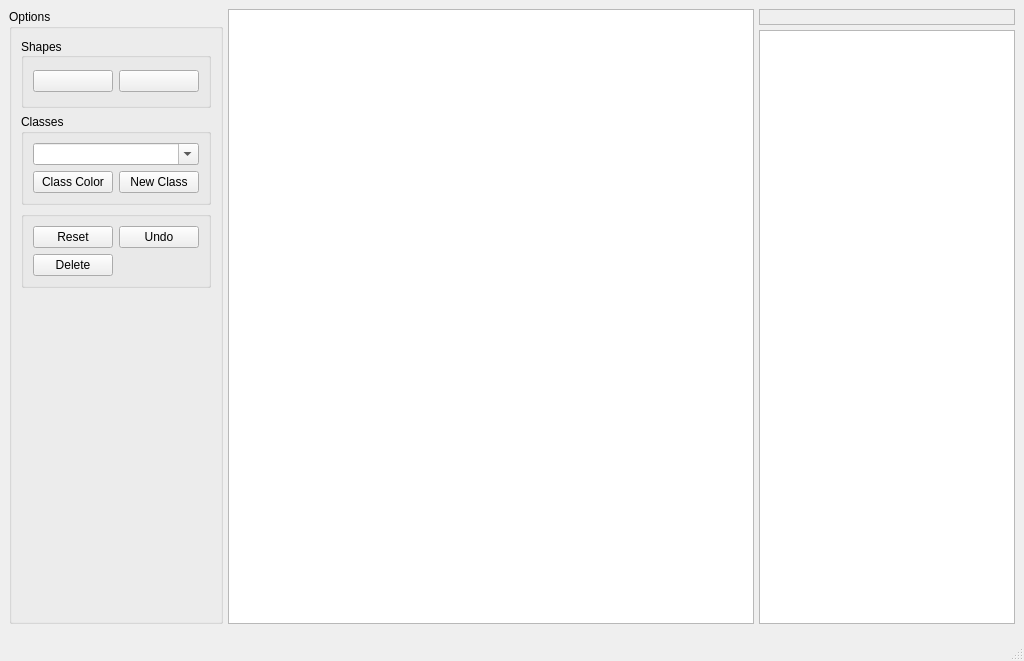
The window that src/ui/mark.ui (KDE/mark) describes before a commit, drawn with Qt 5.
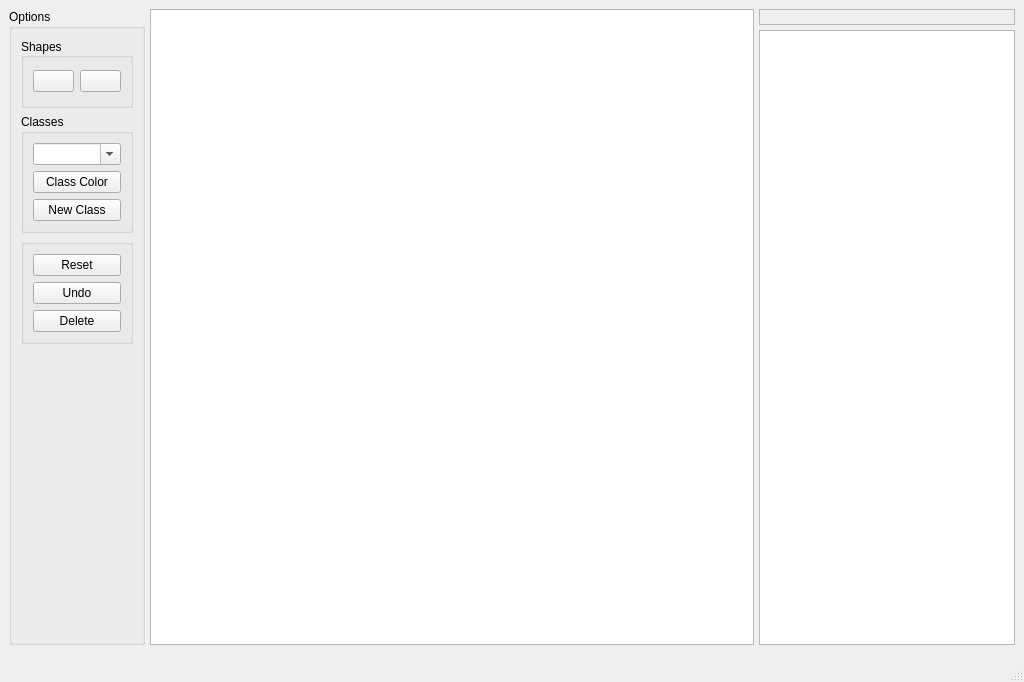
The same window after the commit. Icons and pictures are not drawn. Custom widgets are drawn as their Qt base class.

Commit message: Made application resizeable and fixed files panel

Patch:
```diff
--- a/src/ui/mark.ui
+++ b/src/ui/mark.ui
@@ -7,7 +7,7 @@
     <x>0</x>
     <y>0</y>
     <width>1024</width>
-    <height>661</height>
+    <height>682</height>
    </rect>
   </property>
   <property name="windowTitle">
@@ -31,7 +31,7 @@
       </property>
       <property name="minimumSize">
        <size>
-        <width>70</width>
+        <width>136</width>
         <height>0</height>
        </size>
       </property>
@@ -157,13 +157,6 @@
           <string>Classes</string>
          </property>
          <layout class="QGridLayout" name="gridLayout_3">
-          <item row="0" column="0" colspan="2">
-           <widget class="QComboBox" name="comboBox">
-            <property name="editable">
-             <bool>true</bool>
-            </property>
-           </widget>
-          </item>
           <item row="1" column="0">
            <widget class="QPushButton" name="selectClassColorButton">
             <property name="focusPolicy">
@@ -174,7 +167,7 @@
             </property>
            </widget>
           </item>
-          <item row="1" column="1">
+          <item row="2" column="0">
            <widget class="QPushButton" name="newClassButton">
             <property name="focusPolicy">
              <enum>Qt::NoFocus</enum>
@@ -184,6 +177,13 @@
             </property>
            </widget>
           </item>
+          <item row="0" column="0">
+           <widget class="QComboBox" name="comboBox">
+            <property name="editable">
+             <bool>true</bool>
+            </property>
+           </widget>
+          </item>
          </layout>
         </widget>
        </item>
@@ -205,6 +205,28 @@
           <string/>
          </property>
          <layout class="QGridLayout" name="gridLayout">
+          <item row="2" column="0">
+           <widget class="QPushButton" name="deleteButton">
+            <property name="sizePolicy">
+             <sizepolicy hsizetype="Minimum" vsizetype="Minimum">
+              <horstretch>0</horstretch>
+              <verstretch>0</verstretch>
+             </sizepolicy>
+            </property>
+            <property name="minimumSize">
+             <size>
+              <width>0</width>
+              <height>20</height>
+             </size>
+            </property>
+            <property name="focusPolicy">
+             <enum>Qt::NoFocus</enum>
+            </property>
+            <property name="text">
+             <string>Delete</string>
+            </property>
+           </widget>
+          </item>
           <item row="0" column="0">
            <widget class="QPushButton" name="resetButton">
             <property name="sizePolicy">
@@ -227,7 +249,7 @@
             </property>
            </widget>
           </item>
-          <item row="0" column="1">
+          <item row="1" column="0">
            <widget class="QPushButton" name="undoButton">
             <property name="sizePolicy">
              <sizepolicy hsizetype="Minimum" vsizetype="Minimum">
@@ -249,28 +271,6 @@
             </property>
            </widget>
           </item>
-          <item row="1" column="0">
-           <widget class="QPushButton" name="deleteButton">
-            <property name="sizePolicy">
-             <sizepolicy hsizetype="Minimum" vsizetype="Minimum">
-              <horstretch>0</horstretch>
-              <verstretch>0</verstretch>
-             </sizepolicy>
-            </property>
-            <property name="minimumSize">
-             <size>
-              <width>0</width>
-              <height>20</height>
-             </size>
-            </property>
-            <property name="focusPolicy">
-             <enum>Qt::NoFocus</enum>
-            </property>
-            <property name="text">
-             <string>Delete</string>
-            </property>
-           </widget>
-          </item>
          </layout>
         </widget>
        </item>
@@ -279,13 +279,10 @@
          <property name="orientation">
           <enum>Qt::Vertical</enum>
          </property>
-         <property name="sizeType">
-          <enum>QSizePolicy::MinimumExpanding</enum>
-         </property>
          <property name="sizeHint" stdset="0">
           <size>
            <width>20</width>
-           <height>320</height>
+           <height>40</height>
           </size>
          </property>
         </spacer>
```
Left out of the diff: 2 changed lines with no effect on the pictures. The commit also changes 2 other files.
